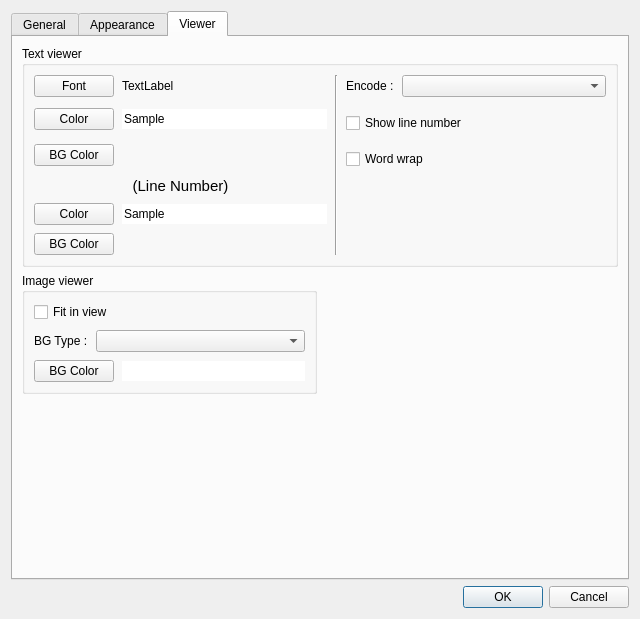
haraki/farman, file preferencesdialog.ui: the form before one commit.
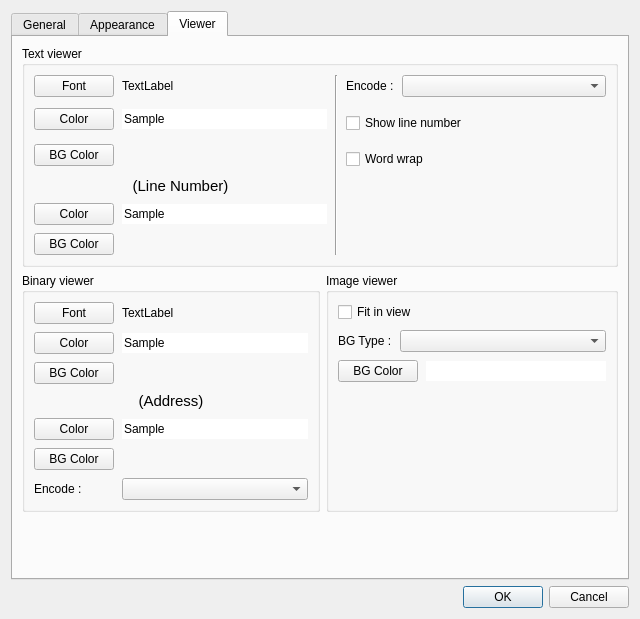
The form after the commit. The open tabs and pages were chosen to show the change.

Commit message: add preferences of Binary viewer.

The edit to the form file:
```diff
--- a/preferencesdialog.ui
+++ b/preferencesdialog.ui
@@ -17,7 +17,7 @@
    <item>
     <widget class="QTabWidget" name="tabWidget">
      <property name="currentIndex">
-      <number>0</number>
+      <number>2</number>
      </property>
      <widget class="QWidget" name="generalTab">
       <attribute name="title">
@@ -916,8 +916,8 @@
       <attribute name="title">
        <string>Viewer</string>
       </attribute>
-      <layout class="QGridLayout" name="gridLayout_10">
-       <item row="2" column="0">
+      <layout class="QGridLayout" name="gridLayout_11" rowstretch="0,0,0,0,0" columnstretch="1,0,1">
+       <item row="4" column="0">
         <spacer name="verticalSpacer">
          <property name="orientation">
           <enum>Qt::Vertical</enum>
@@ -930,20 +930,7 @@
          </property>
         </spacer>
        </item>
-       <item row="1" column="1">
-        <spacer name="horizontalSpacer">
-         <property name="orientation">
-          <enum>Qt::Horizontal</enum>
-         </property>
-         <property name="sizeHint" stdset="0">
-          <size>
-           <width>40</width>
-           <height>20</height>
-          </size>
-         </property>
-        </spacer>
-       </item>
-       <item row="1" column="0">
+       <item row="1" column="2">
         <widget class="QGroupBox" name="imageViewerGroupBox">
          <property name="title">
           <string>Image viewer</string>
@@ -952,16 +939,6 @@
           <property name="spacing">
            <number>8</number>
           </property>
-          <item row="1" column="1" colspan="2">
-           <widget class="QComboBox" name="imageViewerBGTypeComboBox"/>
-          </item>
-          <item row="2" column="0" colspan="2">
-           <widget class="QPushButton" name="imageViewerBGColorPushButton">
-            <property name="text">
-             <string>BG Color</string>
-            </property>
-           </widget>
-          </item>
           <item row="2" column="2">
            <widget class="QLineEdit" name="imageViewerBGColorSampleLineEdit">
             <property name="focusPolicy">
@@ -978,6 +955,20 @@
             </property>
            </widget>
           </item>
+          <item row="1" column="0">
+           <widget class="QLabel" name="imageViewerBGTypeLabel">
+            <property name="text">
+             <string>BG Type :</string>
+            </property>
+           </widget>
+          </item>
+          <item row="2" column="0" colspan="2">
+           <widget class="QPushButton" name="imageViewerBGColorPushButton">
+            <property name="text">
+             <string>BG Color</string>
+            </property>
+           </widget>
+          </item>
           <item row="0" column="0" colspan="2">
            <widget class="QCheckBox" name="imageViewerFitInViewCheckBox">
             <property name="text">
@@ -985,17 +976,141 @@
             </property>
            </widget>
           </item>
-          <item row="1" column="0">
-           <widget class="QLabel" name="imageViewerBGTypeLabel">
+          <item row="1" column="1" colspan="2">
+           <widget class="QComboBox" name="imageViewerBGTypeComboBox"/>
+          </item>
+          <item row="3" column="0">
+           <spacer name="verticalSpacer_2">
+            <property name="orientation">
+             <enum>Qt::Vertical</enum>
+            </property>
+            <property name="sizeHint" stdset="0">
+             <size>
+              <width>20</width>
+              <height>40</height>
+             </size>
+            </property>
+           </spacer>
+          </item>
+         </layout>
+        </widget>
+       </item>
+       <item row="1" column="0" colspan="2">
+        <widget class="QGroupBox" name="binaryViewerGroupBox">
+         <property name="title">
+          <string>Binary viewer</string>
+         </property>
+         <layout class="QGridLayout" name="gridLayout_10" columnstretch="0,0,0,0">
+          <property name="spacing">
+           <number>8</number>
+          </property>
+          <item row="6" column="0">
+           <widget class="QPushButton" name="binaryViewerAddressFontColorPushButton">
             <property name="text">
-             <string>BG Type :</string>
+             <string>Color</string>
             </property>
            </widget>
           </item>
+          <item row="9" column="1">
+           <widget class="QComboBox" name="binaryViewerEncodeComboBox">
+            <property name="insertPolicy">
+             <enum>QComboBox::NoInsert</enum>
+            </property>
+           </widget>
+          </item>
+          <item row="9" column="0">
+           <widget class="QLabel" name="binaryViewerEncodeLabel">
+            <property name="text">
+             <string>Encode :</string>
+            </property>
+           </widget>
+          </item>
+          <item row="6" column="1">
+           <widget class="QLineEdit" name="binaryViewerAddressSampleLineEdit">
+            <property name="focusPolicy">
+             <enum>Qt::NoFocus</enum>
+            </property>
+            <property name="text">
+             <string>Sample</string>
+            </property>
+            <property name="frame">
+             <bool>false</bool>
+            </property>
+            <property name="readOnly">
+             <bool>true</bool>
+            </property>
+           </widget>
+          </item>
+          <item row="5" column="0" colspan="2">
+           <widget class="QLabel" name="binaryViewerAddressFontColorLabel">
+            <property name="font">
+             <font>
+              <pointsize>11</pointsize>
+             </font>
+            </property>
+            <property name="text">
+             <string>(Address)</string>
+            </property>
+            <property name="alignment">
+             <set>Qt::AlignCenter</set>
+            </property>
+           </widget>
+          </item>
+          <item row="7" column="0">
+           <widget class="QPushButton" name="binaryViewerAddressBGColorPushButton">
+            <property name="text">
+             <string>BG Color</string>
+            </property>
+           </widget>
+          </item>
+          <item row="3" column="0" rowspan="2">
+           <widget class="QPushButton" name="binaryViewerBGColorPushButton">
+            <property name="text">
+             <string>BG Color</string>
+            </property>
+           </widget>
+          </item>
+          <item row="1" column="0" rowspan="2">
+           <widget class="QPushButton" name="binaryViewerFontColorPushButton">
+            <property name="text">
+             <string>Color</string>
+            </property>
+           </widget>
+          </item>
+          <item row="1" column="1" rowspan="2">
+           <widget class="QLineEdit" name="binaryViewerSampleLineEdit">
+            <property name="focusPolicy">
+             <enum>Qt::NoFocus</enum>
+            </property>
+            <property name="text">
+             <string>Sample</string>
+            </property>
+            <property name="frame">
+             <bool>false</bool>
+            </property>
+            <property name="readOnly">
+             <bool>true</bool>
+            </property>
+           </widget>
+          </item>
+          <item row="0" column="0">
+           <widget class="QPushButton" name="binaryViewerFontPushButton">
+            <property name="text">
+             <string>Font</string>
+            </property>
+           </widget>
+          </item>
+          <item row="0" column="1">
+           <widget class="QLabel" name="binaryViewerFontLabel">
+            <property name="text">
+             <string>TextLabel</string>
+            </property>
+           </widget>
+          </item>
          </layout>
         </widget>
        </item>
-       <item row="0" column="0" colspan="2">
+       <item row="0" column="0" colspan="3">
         <widget class="QGroupBox" name="textViewerGroupBox">
          <property name="title">
           <string>Text viewer</string>
@@ -1019,7 +1134,7 @@
            </widget>
           </item>
           <item row="0" column="2" rowspan="8" colspan="2">
-           <widget class="Line" name="line">
+           <widget class="Line" name="textViewerLine">
             <property name="orientation">
              <enum>Qt::Vertical</enum>
             </property>
```
The commit also changes 2 other files.
